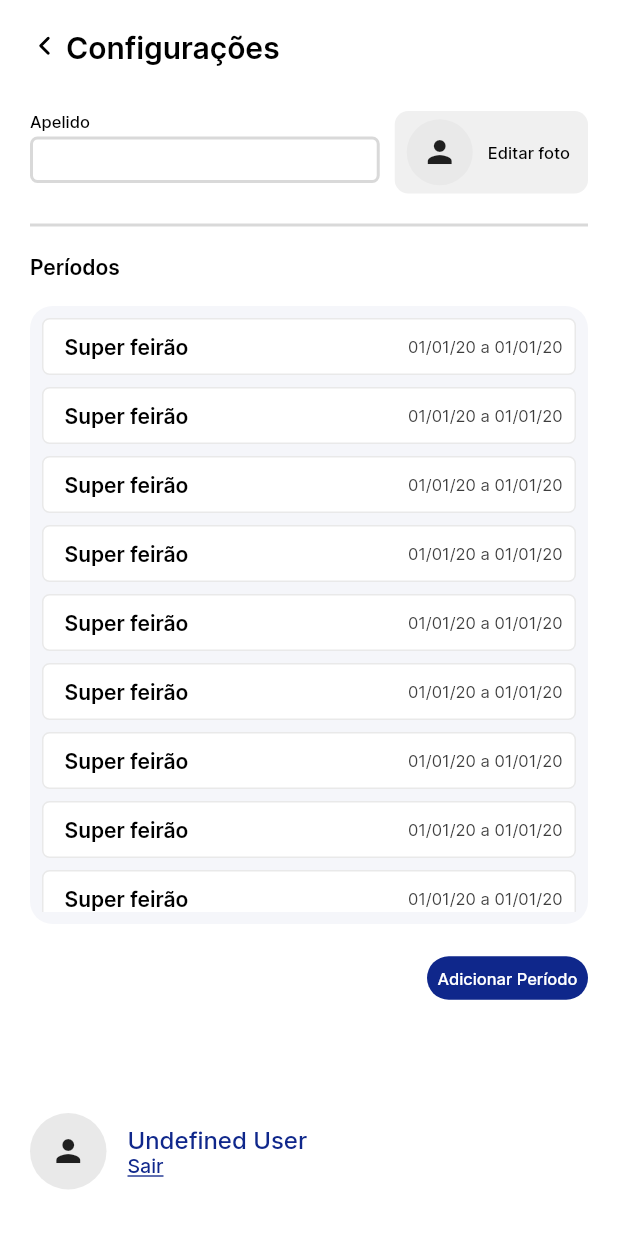
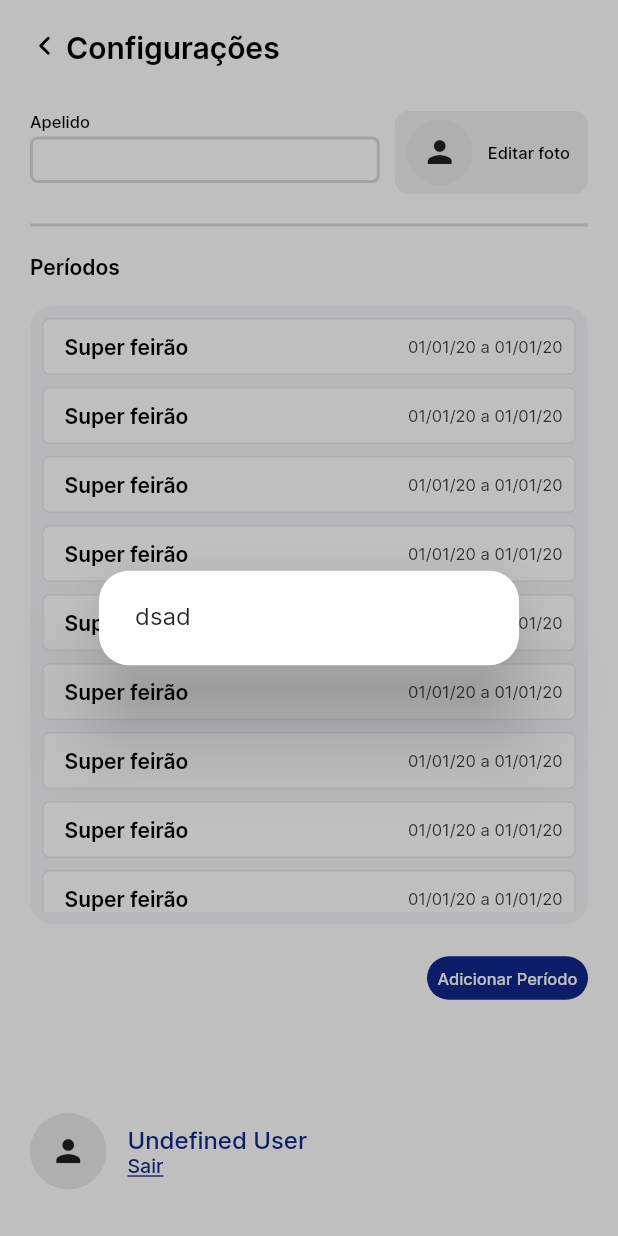
Before and after one commit to FelipeLemosBellini/science_dex, a Flutter app: the screen it shows after launch, after a tap on "Adicionar Período", on a phone screen of 412 x 824 dp. Run offline on Flutter 3.47's test engine with Material 3 defaults, Android fonts, the phone set to English and light mode, and no system bars; our stand-ins replace flutter_svg, get_it, go_router, image_picker, shared_preferences; missing offline and left inert: dart:ffi.

Commit message:
create science_dex_dialog_widget.dart

```diff
--- a/lib/screens/profile/configuration/configuration_model.dart
+++ b/lib/screens/profile/configuration/configuration_model.dart
@@ -5,6 +5,7 @@ import 'package:get_it/get_it.dart';
 import 'package:science_dex/core/helpers/keys_local_storage.dart';
 import 'package:science_dex/core/service/gallery/gallery_service.dart';
 import 'package:science_dex/core/service/local_storage/local_storage.dart';
+import 'package:science_dex/screens/profile/widget/dialog_widget/science_dex_dialog_widget.dart';
 
 class ConfigurationModel extends ChangeNotifier {
   final GalleryService _galleryService = GetIt.I.get<GalleryService>();
@@ -69,4 +70,8 @@ class ConfigurationModel extends ChangeNotifier {
     _imageProfile = File(path);
     notifyListeners();
   }
+
+  void addPeriod(BuildContext context){
+    ScienceDexDialog.show(context);
+  }
 }
--- a/lib/screens/profile/configuration/configuration_page.dart
+++ b/lib/screens/profile/configuration/configuration_page.dart
@@ -44,7 +44,7 @@ class _ConfigurationPageState extends State<ConfigurationPage> {
           SliverToBoxAdapter(
             child: ScienceDexPrimaryButton(
                 padding: EdgeInsets.only(top: 12, right: 20),
-                onTap: () {},
+                onTap: () => configurationModel.addPeriod(context),
                 alignment: Alignment.centerRight,
                 text: "Adicionar Período"),
           ),
@@ -52,8 +52,8 @@ class _ConfigurationPageState extends State<ConfigurationPage> {
               child: Consumer<ConfigurationModel>(
                   builder: (context, model, child) => LogoutWidget(
                         padding: EdgeInsets.only(left: 20, top: 66),
-                    name: model.name,
-                    imageProfile: model.imageProfile,
+                        name: model.name,
+                        imageProfile: model.imageProfile,
                       ))),
           SliverToBoxAdapter(child: SizedBox(height: 50))
         ]));
--- /dev/null
+++ b/lib/screens/profile/widget/dialog_widget/science_dex_dialog_widget.dart
@@ -0,0 +1,19 @@
+import 'package:flutter/material.dart';
+import 'package:science_dex/routes/route_generate.dart';
+
+abstract class ScienceDexDialog {
+  static Future<void> show(BuildContext context) {
+    return showDialog(
+      context: context,
+      barrierDismissible: true,
+      barrierColor: Colors.black.withOpacity(0.25),
+      builder: (_) {
+        return AlertDialog(
+          alignment: Alignment.center,
+          shape: RoundedRectangleBorder(borderRadius: BorderRadius.all(Radius.circular(20))),
+          content: Text('dsad'),
+        );
+      },
+    );
+  }
+}
```
